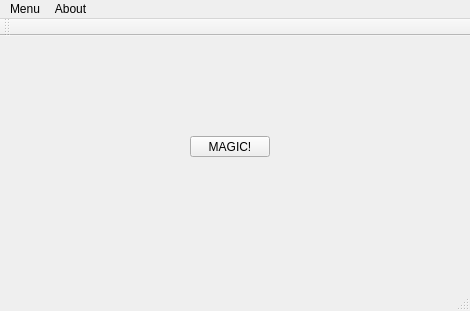
Qt form ui/mainwindow.ui (ab22/discord_bot) before a commit.
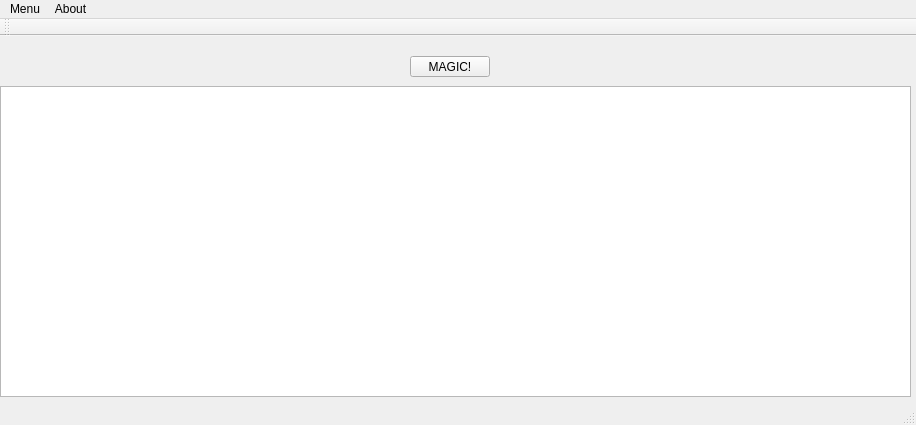
The same form after that commit.

Commit message: defined Win32Error class & use of api call correctly

```diff
--- a/ui/mainwindow.ui
+++ b/ui/mainwindow.ui
@@ -6,8 +6,8 @@
    <rect>
     <x>0</x>
     <y>0</y>
-    <width>470</width>
-    <height>311</height>
+    <width>916</width>
+    <height>425</height>
    </rect>
   </property>
   <property name="windowTitle">
@@ -17,8 +17,8 @@
    <widget class="QPushButton" name="pushButton">
     <property name="geometry">
      <rect>
-      <x>190</x>
-      <y>100</y>
+      <x>410</x>
+      <y>20</y>
       <width>80</width>
       <height>21</height>
      </rect>
@@ -27,13 +27,23 @@
      <string>MAGIC!</string>
     </property>
    </widget>
+   <widget class="QListWidget" name="listWindows">
+    <property name="geometry">
+     <rect>
+      <x>0</x>
+      <y>50</y>
+      <width>911</width>
+      <height>311</height>
+     </rect>
+    </property>
+   </widget>
   </widget>
   <widget class="QMenuBar" name="menuBar">
    <property name="geometry">
     <rect>
      <x>0</x>
      <y>0</y>
-     <width>470</width>
+     <width>916</width>
      <height>20</height>
     </rect>
    </property>
```
The commit also changes 9 other files.
